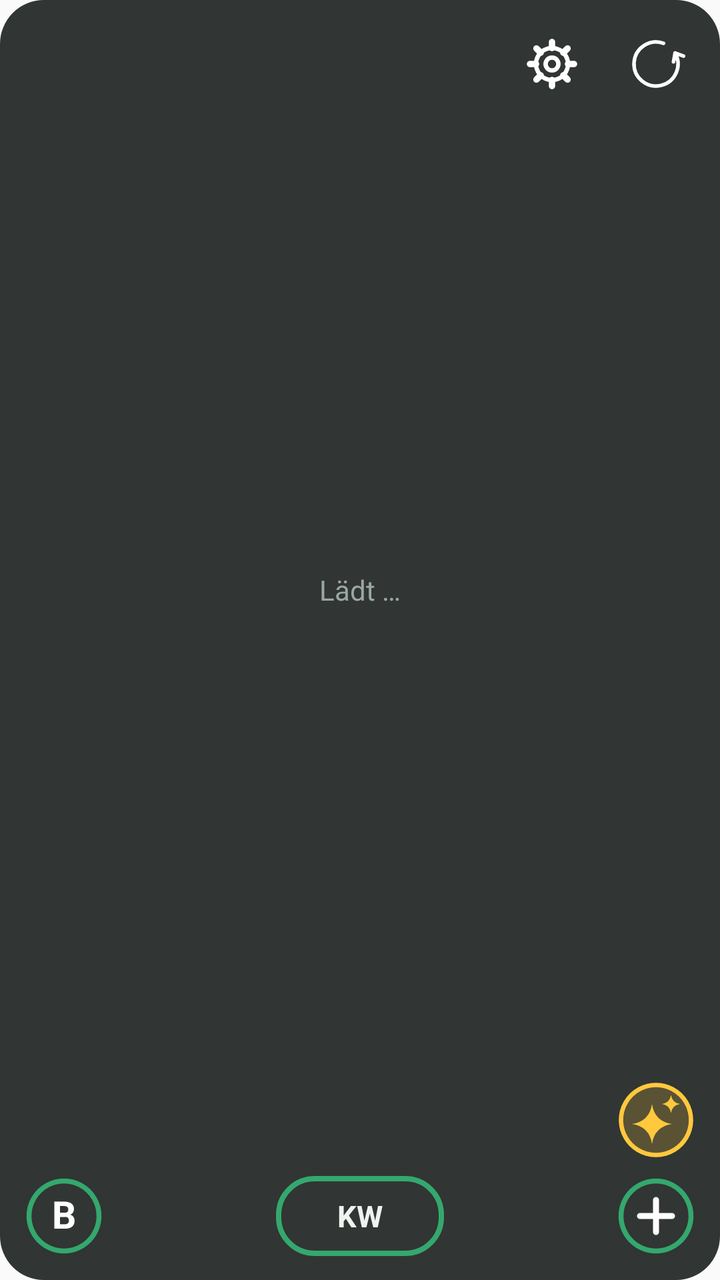
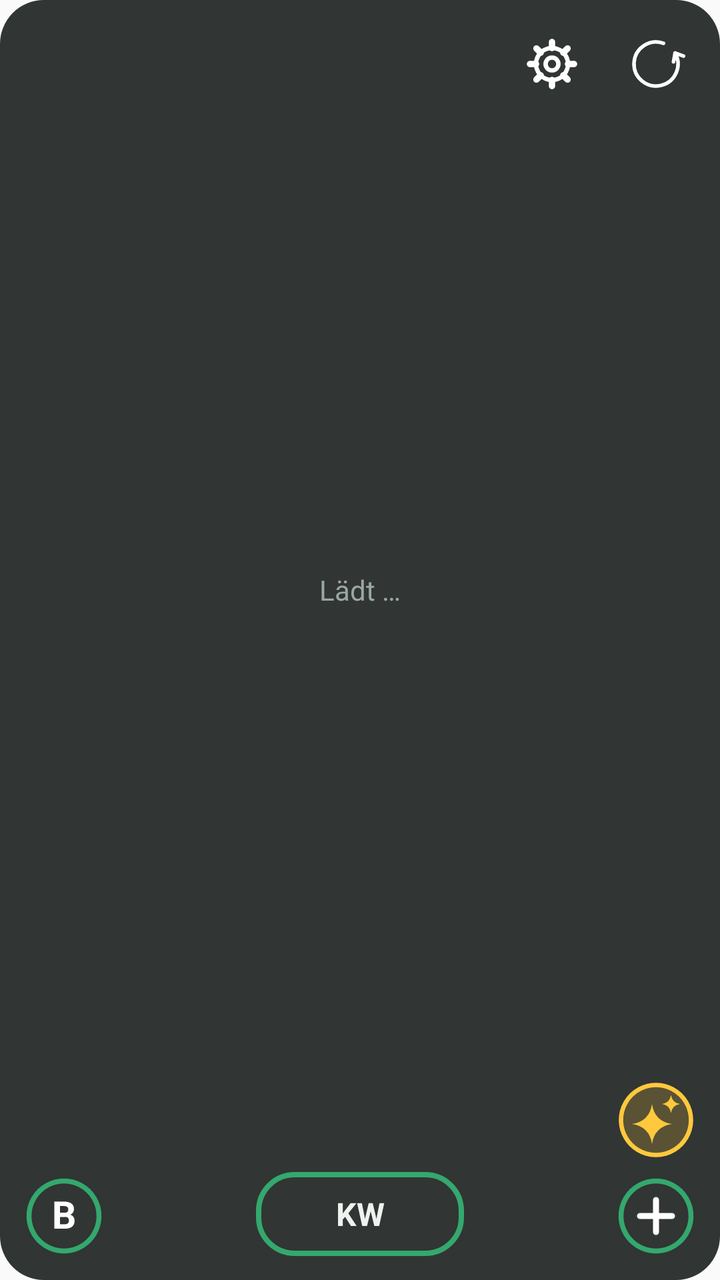

An Android layout rendered at two revisions. The XML below is the earlier revision; the diff shows what the commit changed to produce the second picture.
<!-- AndroidManifest.xml: application theme AppTheme -->
<!-- res/layout/widget.xml -->
<?xml version="1.0" encoding="utf-8"?>
<LinearLayout xmlns:android="http://schemas.android.com/apk/res/android"
    android:id="@+id/root"
    android:layout_width="match_parent"
    android:layout_height="match_parent"
    android:orientation="vertical"
    android:background="@drawable/bg"
    android:padding="12dp">

    <LinearLayout
        android:id="@+id/head"
        android:layout_width="match_parent"
        android:layout_height="wrap_content"
        android:gravity="center_vertical"
        android:orientation="horizontal">

        <TextView
            android:id="@+id/date"
            android:layout_width="0dp"
            android:layout_height="40dp"
            android:gravity="center_vertical"
            android:autoSizeTextType="uniform"
            android:autoSizeMinTextSize="12sp"
            android:autoSizeMaxTextSize="17sp"
            android:layout_weight="1"
            android:maxLines="1"
            android:ellipsize="end"
            android:textColor="@color/fg"
            android:textSize="17sp"
            android:textStyle="bold" />


        
        <ImageView
            android:id="@+id/update"
            android:layout_width="40dp"
            android:layout_height="40dp"
            android:layout_marginEnd="12dp"
            android:contentDescription="Neue Version installieren"
            android:scaleType="fitCenter"
            android:src="@drawable/ring_update"
            android:visibility="gone" />

        
        <ImageView
            android:id="@+id/settings"
            android:layout_width="40dp"
            android:layout_height="40dp"
            android:layout_marginEnd="12dp"
            android:contentDescription="Einstellungen"
            android:scaleType="fitCenter"
            android:src="@drawable/ic_gear" />

        <ImageView
            android:id="@+id/home"
            android:layout_width="40dp"
            android:layout_height="40dp"
            android:layout_marginEnd="18dp"
            android:contentDescription="Home-Modus"
            android:scaleType="fitCenter"
            android:src="@drawable/ring_home_off"
            android:visibility="gone" />

        
        <FrameLayout
            android:id="@+id/refresh"
            android:layout_width="40dp"
            android:layout_height="40dp"
            android:contentDescription="Aktualisieren">

            <ImageView
                android:layout_width="match_parent"
                android:layout_height="match_parent"
                android:scaleType="fitCenter"
                android:src="@drawable/ring_refresh" />

            <TextView
                android:id="@+id/stamp"
                android:layout_width="match_parent"
                android:layout_height="match_parent"
                android:gravity="center"
                android:includeFontPadding="false"
                android:textColor="#FFFFFF"
                android:textSize="9sp"
                android:textStyle="bold" />
        </FrameLayout>
    </LinearLayout>

    <FrameLayout
        android:layout_width="match_parent"
        android:layout_height="0dp"
        android:layout_weight="1"
        android:layout_marginTop="4dp">

        <ListView
            android:id="@+id/list"
            android:layout_width="match_parent"
            android:layout_height="match_parent"
            android:divider="@null"
            android:dividerHeight="0dp" />

        <TextView
            android:id="@+id/empty"
            android:layout_width="match_parent"
            android:layout_height="match_parent"
            android:gravity="center"
            android:text="Lädt …"
            android:textColor="@color/muted"
            android:textSize="14sp" />
    </FrameLayout>

    
    <LinearLayout
        android:id="@+id/bdnav"
        android:layout_width="match_parent"
        android:layout_height="wrap_content"
        android:layout_marginTop="4dp"
        android:gravity="center"
        android:orientation="horizontal"
        android:visibility="gone">

        <TextView
            android:id="@+id/bdprev"
            android:layout_width="56dp"
            android:layout_height="40dp"
            android:gravity="center"
            android:includeFontPadding="false"
            android:text="◀"
            android:textColor="#FFFFFF"
            android:textSize="26sp" />

        <TextView
            android:id="@+id/bdpage"
            android:layout_width="84dp"
            android:layout_height="40dp"
            android:gravity="center"
            android:textColor="#FFFFFF"
            android:textSize="16sp"
            android:textStyle="bold" />

        <TextView
            android:id="@+id/bdnext"
            android:layout_width="56dp"
            android:layout_height="40dp"
            android:gravity="center"
            android:includeFontPadding="false"
            android:text="▶"
            android:textColor="#FFFFFF"
            android:textSize="26sp" />
    </LinearLayout>

    
    <LinearLayout
        android:id="@+id/quick"
        android:layout_width="match_parent"
        android:layout_height="wrap_content"
        android:layout_marginTop="6dp"
        android:gravity="bottom"
        android:orientation="horizontal">

        <FrameLayout
            android:id="@+id/q_bdays"
            android:layout_width="40dp"
            android:layout_height="40dp"
            android:contentDescription="Geburtstage">

            <ImageView
                android:id="@+id/q_bdring"
                android:layout_width="match_parent"
                android:layout_height="match_parent"
                android:scaleType="fitCenter"
                android:src="@drawable/ring_bd" />

            <TextView
                android:layout_width="match_parent"
                android:layout_height="match_parent"
                android:gravity="center"
                android:includeFontPadding="false"
                android:text="B"
                android:textColor="#FFFFFF"
                android:textSize="19sp"
                android:textStyle="bold" />
        </FrameLayout>

        <TextView
            android:layout_width="0dp"
            android:layout_height="1dp"
            android:layout_weight="1" />

        <TextView
            android:id="@+id/weekprev"
            android:layout_width="44dp"
            android:layout_height="40dp"
            android:gravity="center"
            android:includeFontPadding="false"
            android:text="◀"
            android:textColor="#FFFFFF"
            android:textSize="26sp"
            android:visibility="invisible" />

        
        <LinearLayout
            android:layout_width="wrap_content"
            android:layout_height="wrap_content"
            android:layout_marginStart="6dp"
            android:layout_marginEnd="6dp"
            android:gravity="center_horizontal"
            android:orientation="vertical">

            <TextView
                android:id="@+id/weekyear"
                android:layout_width="wrap_content"
                android:layout_height="wrap_content"
                android:textColor="@color/fg"
                android:textSize="13sp"
                android:textStyle="bold"
                android:visibility="gone" />

            <TextView
                android:id="@+id/weeklabel"
                android:layout_width="84dp"
                android:layout_height="40dp"
                android:background="@drawable/kw_off"
                android:gravity="center"
                android:maxLines="1"
                android:text="KW"
                android:textColor="@color/fg"
                android:textSize="15sp"
                android:textStyle="bold" />
        </LinearLayout>

        <TextView
            android:id="@+id/weeknext"
            android:layout_width="44dp"
            android:layout_height="40dp"
            android:gravity="center"
            android:includeFontPadding="false"
            android:text="▶"
            android:textColor="#FFFFFF"
            android:textSize="26sp"
            android:visibility="invisible" />

        <TextView
            android:layout_width="0dp"
            android:layout_height="1dp"
            android:layout_weight="1" />

        
        <LinearLayout
            android:layout_width="wrap_content"
            android:layout_height="wrap_content"
            android:orientation="vertical">

            <ImageView
                android:id="@+id/ask"
                android:layout_width="40dp"
                android:layout_height="40dp"
                android:layout_marginBottom="8dp"
                android:contentDescription="Claude fragen"
                android:scaleType="fitCenter"
                android:src="@drawable/ring_ask" />

            <ImageView
                android:id="@+id/q_add"
                android:layout_width="40dp"
                android:layout_height="40dp"
                android:contentDescription="Neuer Eintrag"
                android:scaleType="fitCenter"
                android:src="@drawable/ring_add" />
        </LinearLayout>
    </LinearLayout>
</LinearLayout>
<!-- resources referenced by this layout -->
<resources>
  <color name="fg">#EEF3F0</color>
  <color name="muted">#9AA8A0</color>
  <!-- drawable bg (drawable) -->
  <?xml version="1.0" encoding="utf-8"?>
  <shape xmlns:android="http://schemas.android.com/apk/res/android" android:shape="rectangle">
      <solid android:color="@color/bg" />
      <corners android:radius="22dp" />
  </shape>
  <!-- drawable kw_off (drawable) -->
  <?xml version="1.0" encoding="utf-8"?>
  <shape xmlns:android="http://schemas.android.com/apk/res/android" android:shape="rectangle">
      <solid android:color="#00000000" />
      <stroke android:width="2.5dp" android:color="#34A86E" />
      <corners android:radius="18dp" />
  </shape>
  <!-- drawable ring_add (drawable) -->
  <?xml version="1.0" encoding="utf-8"?>
  <vector xmlns:android="http://schemas.android.com/apk/res/android" android:width="40dp" android:height="40dp" android:viewportWidth="40" android:viewportHeight="40">
      <path android:fillColor="#00000000" android:strokeColor="#34A86E" android:strokeWidth="2.5" android:pathData="M20,2.5 a17.5,17.5 0 1,0 0.001,0 z" />
      <path android:strokeColor="#FFFFFF" android:strokeWidth="3" android:strokeLineCap="round" android:pathData="M20,12 L20,28 M12,20 L28,20" />
  </vector>
  <!-- drawable ring_bd (drawable) -->
  <?xml version="1.0" encoding="utf-8"?>
  <vector xmlns:android="http://schemas.android.com/apk/res/android" android:width="40dp" android:height="40dp" android:viewportWidth="40" android:viewportHeight="40">
      <path android:fillColor="#00000000" android:strokeColor="#34A86E" android:strokeWidth="2.5" android:pathData="M20,2.5 a17.5,17.5 0 1,0 0.001,0 z" />
  </vector>
  <!-- drawable ring_home_off (drawable) -->
  <?xml version="1.0" encoding="utf-8"?>
  <vector xmlns:android="http://schemas.android.com/apk/res/android" android:width="40dp" android:height="40dp" android:viewportWidth="40" android:viewportHeight="40">
      <path android:strokeColor="#FFFFFF" android:strokeWidth="2.2" android:strokeLineCap="round" android:strokeLineJoin="round" android:pathData="M13.5,19.5 L13.5,28.5 L26.5,28.5 L26.5,19.5 M11,21 L20,12.5 L29,21" />
  </vector>
  <!-- drawable ring_refresh (drawable) -->
  <?xml version="1.0" encoding="utf-8"?>
  <vector xmlns:android="http://schemas.android.com/apk/res/android" android:width="40dp" android:height="40dp" android:viewportWidth="40" android:viewportHeight="40">
      <path android:strokeColor="#FFFFFF" android:strokeWidth="1.8" android:strokeLineCap="round" android:strokeLineJoin="round" android:pathData="M23.76,9.66 A11,11 0 1,0 29.53,14.5 M28.75,18.93 L29.53,14.5 L33.76,16.04" />
  </vector>
  <!-- drawable ring_update (drawable) -->
  <?xml version="1.0" encoding="utf-8"?>
  <vector xmlns:android="http://schemas.android.com/apk/res/android" android:width="40dp" android:height="40dp" android:viewportWidth="40" android:viewportHeight="40">
      <path android:fillColor="#3DBD83" android:pathData="M20,6 A14,14 0 1,1 19.99,6 Z" />
      <path android:strokeColor="#06160E" android:strokeWidth="2.4" android:strokeLineCap="round" android:strokeLineJoin="round" android:pathData="M20,12 V24 M15,19.5 L20,24.5 L25,19.5 M14,28.5 H26" />
  </vector>
  <style name="AppTheme" parent="android:Theme.Material.Light.NoActionBar">
          <item name="android:colorAccent">@color/accent</item>
      </style>
  <color name="bg">#F2262B29</color>
  <color name="accent">#1D8657</color>
  <!-- unchanged entries left out for length: 2 -->
</resources>

<!-- the commit's change to res/layout/widget.xml (unified diff, before → after) -->
@@ -218,14 +218,14 @@
 
             <TextView
                 android:id="@+id/weeklabel"
-                android:layout_width="84dp"
-                android:layout_height="40dp"
+                android:layout_width="104dp"
+                android:layout_height="42dp"
                 android:background="@drawable/kw_off"
                 android:gravity="center"
                 android:maxLines="1"
                 android:text="KW"
                 android:textColor="@color/fg"
-                android:textSize="15sp"
+                android:textSize="16sp"
                 android:textStyle="bold" />
         </LinearLayout>
 
